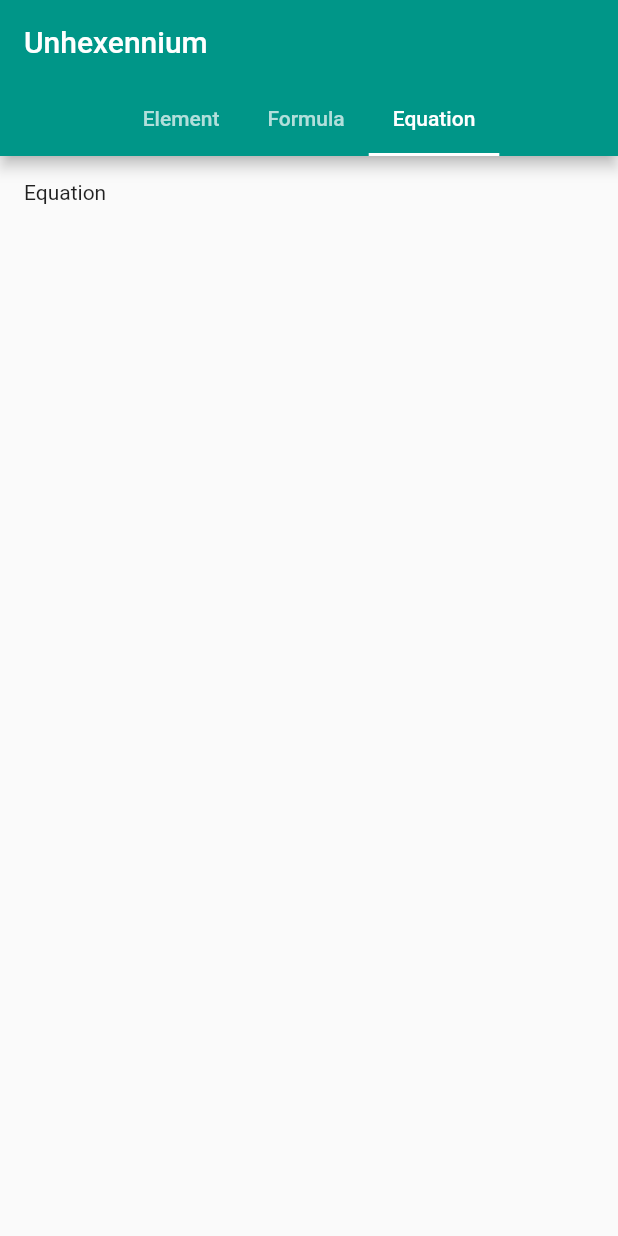
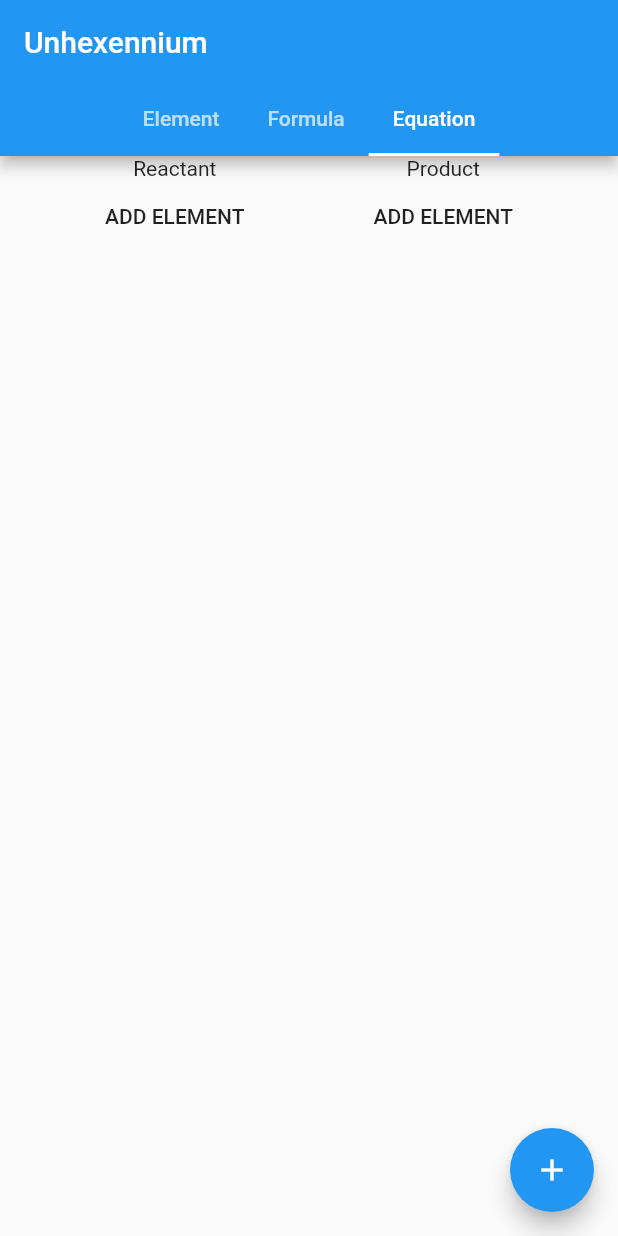
Before and after one commit to Mapioi/unhexennium, a Flutter app: the screen it shows after launch, tab 3 chosen, on a phone screen of 412 x 824 dp. Run offline on Flutter 3.47's test engine with Material 2 defaults, Android fonts, the phone set to English and light mode, and no system bars.

```diff
--- a/lib/main.dart
+++ b/lib/main.dart
@@ -9,7 +9,7 @@ class App extends StatelessWidget {
     return new MaterialApp(
       title: 'Unhexennium',
       theme: new ThemeData(
-        primarySwatch: Colors.teal,
+        primarySwatch: Colors.blue,
       ),
       home: new HomePage(),
     );
--- a/lib/tabs/equation.dart
+++ b/lib/tabs/equation.dart
@@ -0,0 +1,68 @@
+import 'package:flutter/material.dart';
+import 'package:unhexennium/utils.dart';
+
+
+// Constants
+enum EquationSide { Reactant, Product }
+
+
+
+class EquationParent extends StatefulWidget {
+  @override
+  State<StatefulWidget> createState() => new _EquationParentState();
+}
+
+
+class _EquationParentState extends State<EquationParent> {
+
+  List<String> inputtedReactants = [];
+  List<String> inputtedProducts = [];
+
+  @override
+  Widget build(BuildContext context) {
+    return new Center(
+      child: new Row(
+        mainAxisAlignment: MainAxisAlignment.spaceEvenly,
+        children: [
+          _buildEquationInputColumn(
+            EquationSide.Reactant, this.inputtedReactants
+          ),
+          _buildEquationInputColumn(
+            EquationSide.Product, this.inputtedProducts
+          )
+        ]
+      )
+    );
+  }
+
+
+  /// Builds a column for the reactant or product input
+  Widget _buildEquationInputColumn(EquationSide colName, List<String> alreadyInputted) {
+
+    // Top Title
+    List<Widget> textBoxes = [new Text(enumToString(colName))];
+    // Already generated elements
+    textBoxes.addAll(alreadyInputted.map(
+        (String element) => new Text(element)
+    ));
+
+    textBoxes.add(new FlatButton(
+      onPressed: () => this.addElement(colName, "TEST"),
+      child: new Text("ADD ELEMENT")
+    ));
+
+    return new Column(
+      children: textBoxes
+    );
+  }
+
+  void addElement(EquationSide colName, String elementToAdd) {
+    setState(() {
+      if (colName == EquationSide.Reactant) {
+        this.inputtedReactants.add(elementToAdd);
+      } else if (colName == EquationSide.Product) {
+        this.inputtedProducts.add(elementToAdd);
+      }
+    });
+  }
+}
--- a/lib/tabs/home_page.dart
+++ b/lib/tabs/home_page.dart
@@ -1,12 +1,15 @@
+// Packages
 import 'package:flutter/material.dart';
+// Local
+import 'package:unhexennium/utils.dart';
+import 'package:unhexennium/tabs/equation.dart';
+import 'package:unhexennium/tabs/element.dart';
+import 'package:unhexennium/chemistry/element.dart';
+
 
 // constants
 enum Mode { Element, Formula, Equation }
-
 const default_mode = Mode.Element;
-
-// utils
-String enumToString(enumElement) => enumElement.toString().split(".")[1];
 
 // ui
 class HomePage extends StatefulWidget {
@@ -14,33 +17,37 @@ class HomePage extends StatefulWidget {
   State<StatefulWidget> createState() => new _HomePageState();
 }
 
+
 class _HomePageState extends State<HomePage> {
-  Mode _mode = default_mode;
-
   @override
   Widget build(BuildContext context) {
     return new DefaultTabController(
       length: Mode.values.length,
       child: new Scaffold(
+        // title
         appBar: new AppBar(
           title: new Text("Unhexennium"),
           bottom: new TabBar(
             isScrollable: true,
             tabs: Mode.values.map((Mode tabTitle) {
               return new Tab(
-                  text: enumToString(tabTitle)
+                text: enumToString(tabTitle),
               );
             }).toList(),
           ),
         ),
+        // bottom right button
+        floatingActionButton: new FloatingActionButton(
+          onPressed: () => null,
+          child: const Icon(Icons.add)
+        ),
         // content
         body: new TabBarView(
-          children: Mode.values.map((Mode tabTitle) {
-            return new Padding(
-              padding: const EdgeInsets.all(16.0),
-              child: new Text(enumToString(tabTitle)),
-            );
-          }).toList(),
+          children: [
+            new ElementParent(),
+            new Text("COMING"),
+            new EquationParent()
+          ]
         ),
       ),
     );
--- /dev/null
+++ b/lib/utils.dart
@@ -0,0 +1,3 @@
+// Utils. These should be self explanatory.
+
+String enumToString(enumElement) => enumElement.toString().split(".")[1];
```
Also changed, not shown: lib/tabs/element.dart (+63 -0 lines).
